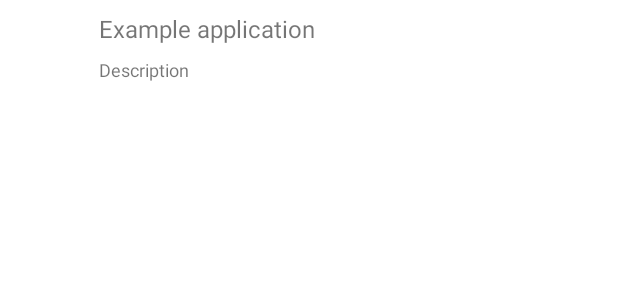
After one commit to janumichal/CrumbMaster, an Android app: the layout achievment_adapter.xml on its own in the app's theme, with its tools: preview values and no code run, on a phone screen of 412 x 824 dp. The commit adds this screen. Shown: the top 300 px of the screen. Run offline under Robolectric (Android 15) with nearby library versions, the phone set to English and light mode, and no system bars.

Commit message:
Simple achievement layout + load from json

```diff
--- a/app/build.gradle
+++ b/app/build.gradle
@@ -39,6 +39,7 @@ dependencies {
     implementation 'androidx.constraintlayout:constraintlayout:2.1.1'
     implementation 'androidx.legacy:legacy-support-v4:1.0.0'
     implementation 'androidx.preference:preference:1.1.1'
+    implementation 'com.beust:klaxon:5.5'
     testImplementation 'junit:junit:4.+'
     androidTestImplementation 'androidx.test.ext:junit:1.1.3'
     androidTestImplementation 'androidx.test.espresso:espresso-core:3.4.0'
--- /dev/null
+++ b/app/src/main/java/com/example/crumbmaster/Achievement.kt
@@ -0,0 +1,3 @@
+package com.example.crumbmaster
+
+class Achievement (val obtained: Boolean, val title: String, val description: String, val points: Int)
--- /dev/null
+++ b/app/src/main/res/layout/achievment_adapter.xml
@@ -0,0 +1,40 @@
+<?xml version="1.0" encoding="utf-8"?>
+<RelativeLayout xmlns:android="http://schemas.android.com/apk/res/android"
+    android:layout_width="fill_parent"
+    android:layout_height="?android:attr/listPreferredItemHeight">
+
+    <ImageView
+        android:id="@+id/icon"
+        android:layout_width="60dp"
+        android:layout_height="fill_parent"
+        android:layout_alignParentTop="true"
+        android:layout_alignParentBottom="true"
+        android:layout_marginEnd="6dip"
+        android:contentDescription="TODO"/>
+
+    <TextView
+        android:id="@+id/secondLine"
+        android:layout_width="fill_parent"
+        android:layout_height="26dip"
+        android:layout_alignParentEnd="true"
+        android:layout_alignParentBottom="true"
+        android:layout_toEndOf="@id/icon"
+        android:ellipsize="marquee"
+        android:maxLines="1"
+        android:text="Description"
+        android:textSize="12sp" />
+
+    <TextView
+        android:id="@+id/firstLine"
+        android:layout_width="fill_parent"
+        android:layout_height="wrap_content"
+        android:layout_alignWithParentIfMissing="true"
+        android:layout_above="@id/secondLine"
+        android:layout_alignParentTop="true"
+        android:layout_alignParentEnd="true"
+        android:layout_toRightOf="@id/icon"
+        android:gravity="center_vertical"
+        android:text="Example application"
+        android:textSize="16sp" />
+
+</RelativeLayout>
```
Also changed, not shown: app/src/main/assets/achievements.json (added, +14 -0 lines), app/src/main/java/com/example/crumbmaster/AchievementsFragment.kt (+41 -0 lines), app/src/main/java/com/example/crumbmaster/MapActivity.kt (+2 -15 lines), app/src/main/res/layout/fragment_achievements.xml (+6 -7 lines).
